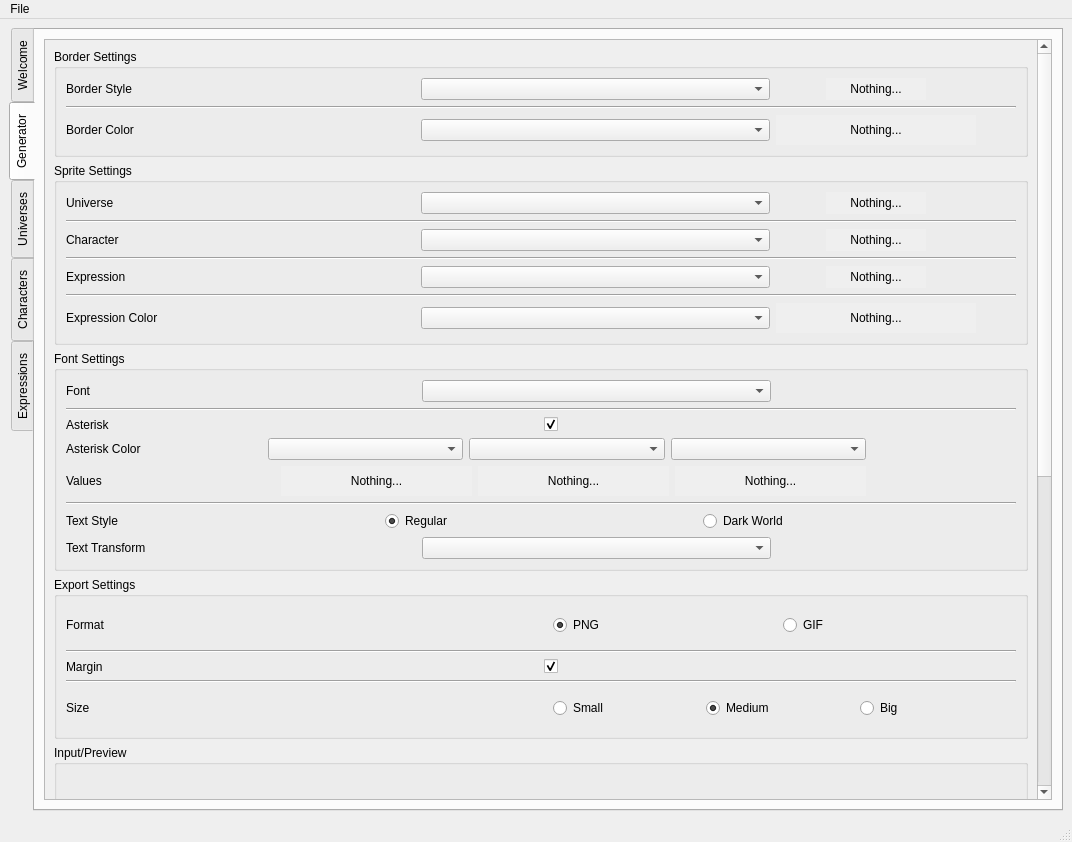
Qt form ui/ui.ui (xMirkix/yet-another-textbox-generator) before a commit.
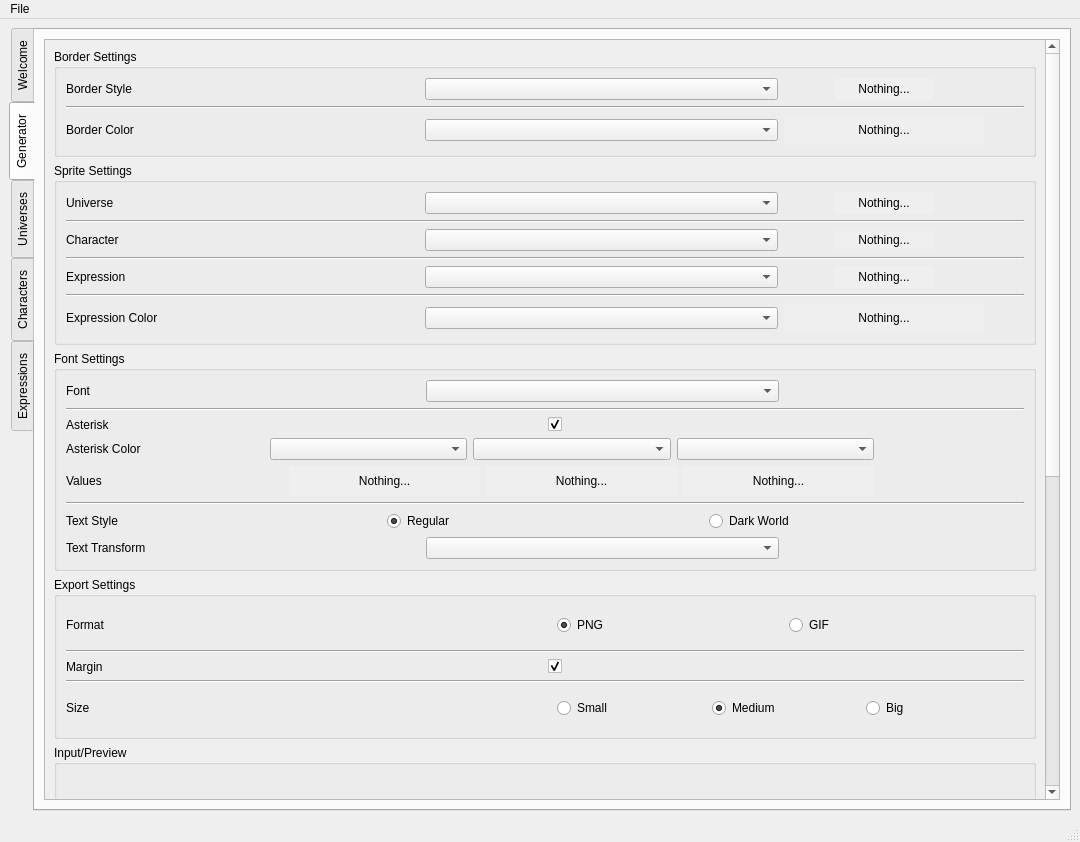
The same form after that commit. The open tabs and pages were chosen to show the change. Icons and pictures are not drawn.

Diff of the .ui file:
```diff
--- a/ui/ui.ui
+++ b/ui/ui.ui
@@ -6,7 +6,7 @@
    <rect>
     <x>0</x>
     <y>0</y>
-    <width>1070</width>
+    <width>1080</width>
     <height>842</height>
    </rect>
   </property>
@@ -251,8 +251,8 @@
            <property name="geometry">
             <rect>
              <x>0</x>
-             <y>0</y>
-             <width>986</width>
+             <y>-659</y>
+             <width>996</width>
              <height>1413</height>
             </rect>
            </property>
@@ -2583,7 +2583,7 @@
     <rect>
      <x>0</x>
      <y>0</y>
-     <width>1070</width>
+     <width>1080</width>
      <height>23</height>
     </rect>
    </property>
```
Left out of the diff: 15 changed lines with no effect on the pictures.
